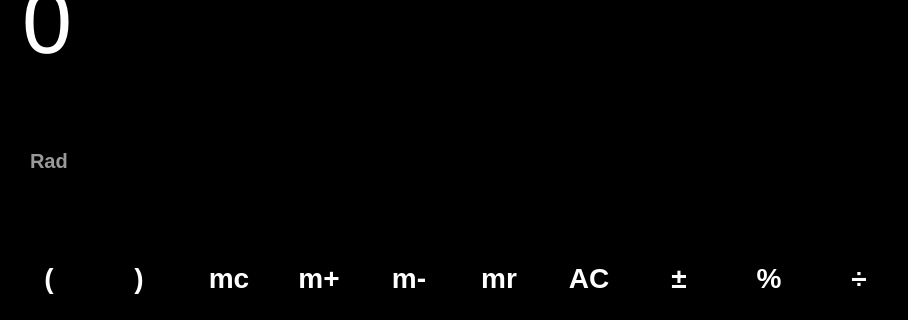
First picture: the form in chapter_2/prob6/engineering_calculator.ui, repository kaevowen/ForCodyssey, before the edit; both pictures show x 0 to 908 and y 104 to 424 of the 908 by 850 pixel window.
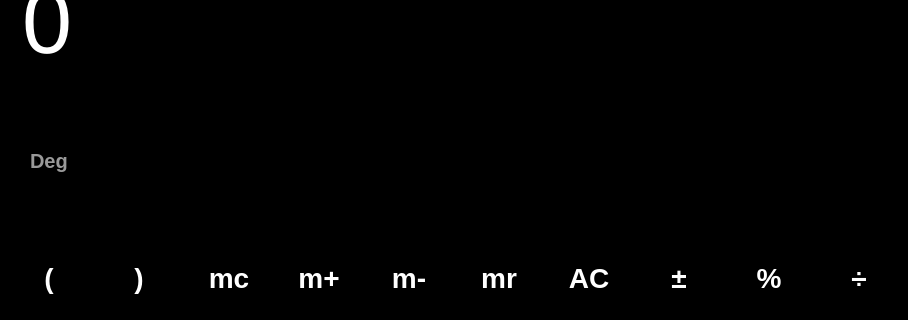
Second picture: the form after the edit.

```diff
--- a/chapter_2/prob6/engineering_calculator.ui
+++ b/chapter_2/prob6/engineering_calculator.ui
@@ -28,7 +28,7 @@
     padding: 0 10px;
 }
 
-QLabel#radLabel {
+QLabel#Deg_Rad_Label {
     color: #999;
     font-size: 20px;
     font-weight: bold;
@@ -115,7 +115,7 @@
     </widget>
    </item>
    <item>
-    <widget class="QLabel" name="radLabel">
+    <widget class="QLabel" name="Deg_Rad_Label">
      <property name="maximumSize">
       <size>
        <width>16777215</width>
@@ -123,7 +123,7 @@
       </size>
      </property>
      <property name="text">
-      <string>Rad</string>
+      <string>Deg</string>
      </property>
     </widget>
    </item>
```
